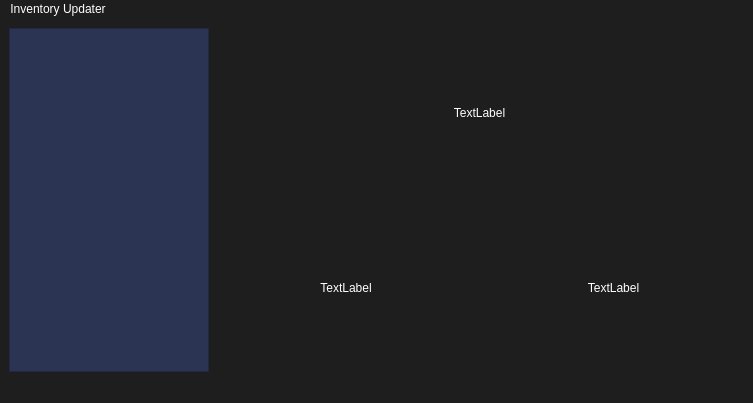
This is mainwindow.ui in aperriz/InventoryUpdater as Qt 5 draws it before an edit. The edited form follows.
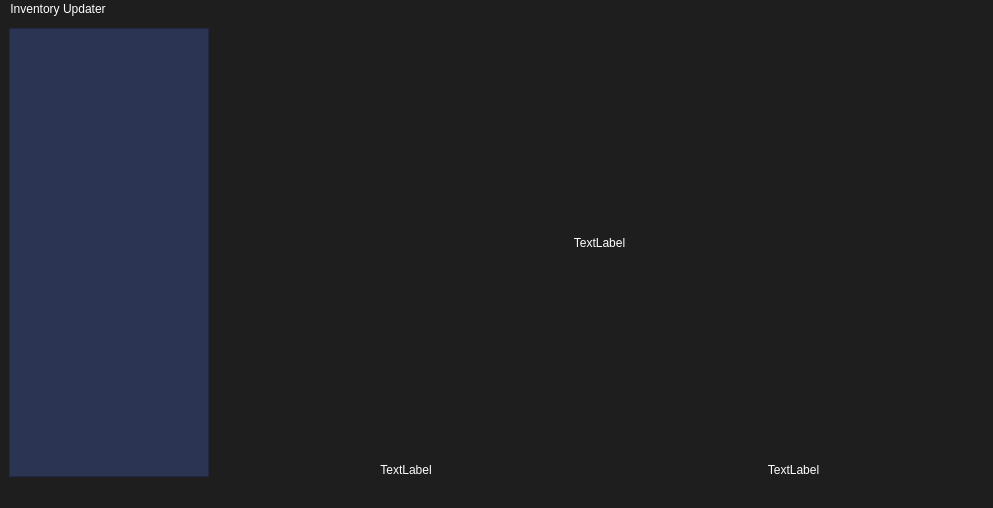
This is the edited form.

Patch:
```diff
--- a/mainwindow.ui
+++ b/mainwindow.ui
@@ -6,8 +6,8 @@
    <rect>
     <x>0</x>
     <y>0</y>
-    <width>753</width>
-    <height>403</height>
+    <width>993</width>
+    <height>508</height>
    </rect>
   </property>
   <property name="sizePolicy">
@@ -16,6 +16,12 @@
     <verstretch>0</verstretch>
    </sizepolicy>
   </property>
+  <property name="minimumSize">
+   <size>
+    <width>800</width>
+    <height>500</height>
+   </size>
+  </property>
   <property name="maximumSize">
    <size>
     <width>16777215</width>
@@ -39,6 +45,12 @@
 }</string>
   </property>
   <widget class="QWidget" name="centralwidget">
+   <property name="minimumSize">
+    <size>
+     <width>500</width>
+     <height>400</height>
+    </size>
+   </property>
    <layout class="QGridLayout" name="gridLayout">
     <item row="0" column="0">
      <widget class="QTableWidget" name="cardTableWidget">
@@ -70,7 +82,7 @@
       <item row="1" column="0">
        <widget class="QLabel" name="label_2">
         <property name="sizePolicy">
-         <sizepolicy hsizetype="MinimumExpanding" vsizetype="MinimumExpanding">
+         <sizepolicy hsizetype="Expanding" vsizetype="Preferred">
           <horstretch>0</horstretch>
           <verstretch>0</verstretch>
          </sizepolicy>
@@ -86,7 +98,7 @@
       <item row="1" column="1">
        <widget class="QLabel" name="label_3">
         <property name="sizePolicy">
-         <sizepolicy hsizetype="MinimumExpanding" vsizetype="MinimumExpanding">
+         <sizepolicy hsizetype="Expanding" vsizetype="Preferred">
           <horstretch>0</horstretch>
           <verstretch>0</verstretch>
          </sizepolicy>
@@ -102,7 +114,7 @@
       <item row="0" column="0" colspan="2">
        <widget class="QLabel" name="cardImageLabel">
         <property name="sizePolicy">
-         <sizepolicy hsizetype="MinimumExpanding" vsizetype="MinimumExpanding">
+         <sizepolicy hsizetype="Expanding" vsizetype="MinimumExpanding">
           <horstretch>0</horstretch>
           <verstretch>0</verstretch>
          </sizepolicy>
@@ -124,7 +136,7 @@
     <rect>
      <x>0</x>
      <y>0</y>
-     <width>753</width>
+     <width>993</width>
      <height>21</height>
     </rect>
    </property>
```
